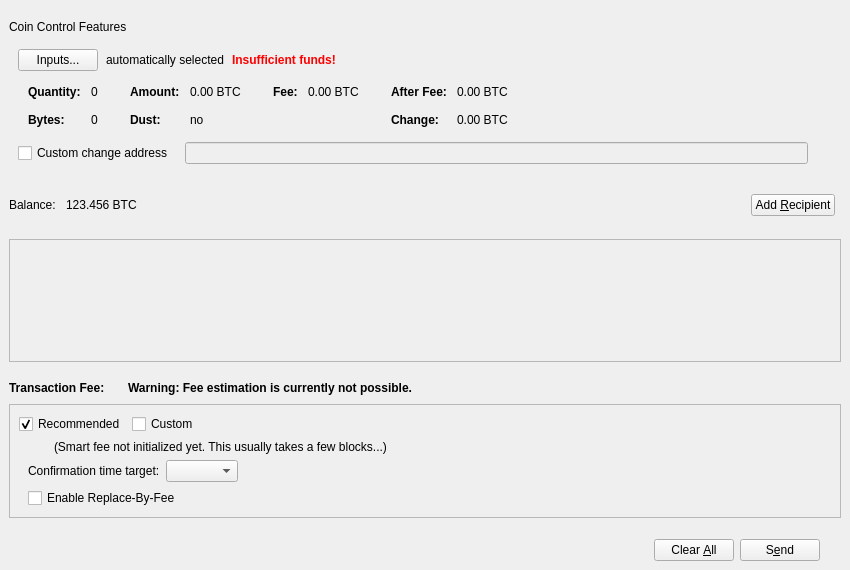
Qt form src/qt/forms/sendcoinsdialog.ui (qtumproject/qtum) before a commit.
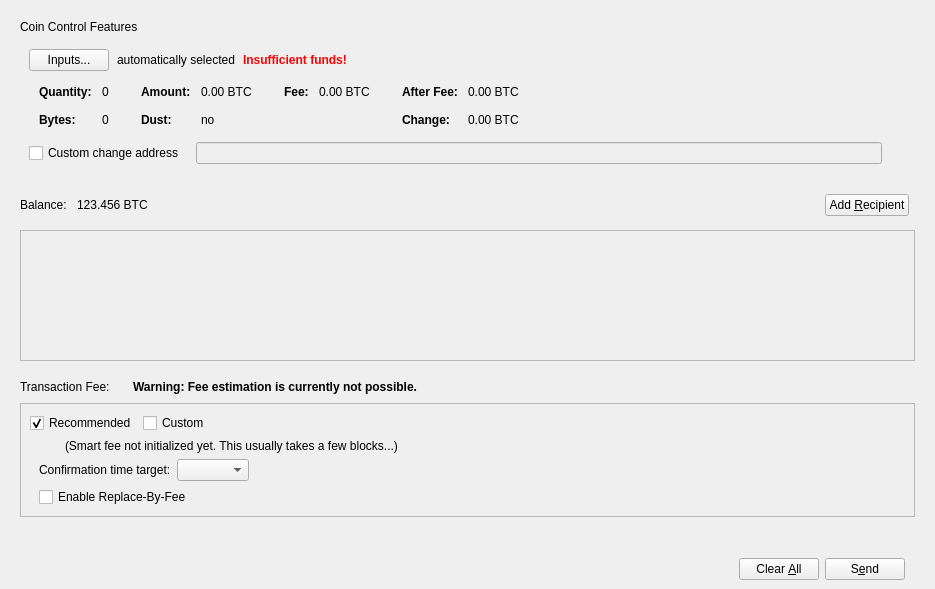
The same form after that commit. Icons and pictures are not drawn. Custom widgets are drawn as their Qt base class.

Commit message: Update send cons dialog spacings

Patch:
```diff
--- a/src/qt/forms/sendcoinsdialog.ui
+++ b/src/qt/forms/sendcoinsdialog.ui
@@ -6,8 +6,8 @@
    <rect>
     <x>0</x>
     <y>0</y>
-    <width>850</width>
-    <height>570</height>
+    <width>935</width>
+    <height>589</height>
    </rect>
   </property>
   <property name="windowTitle">
@@ -26,13 +26,13 @@
    <item>
     <layout class="QVBoxLayout" name="verticalLayout_11">
      <property name="leftMargin">
-      <number>9</number>
+      <number>20</number>
      </property>
      <property name="topMargin">
       <number>9</number>
      </property>
      <property name="rightMargin">
-      <number>9</number>
+      <number>20</number>
      </property>
      <item>
       <widget class="QWidget" name="coinControlWidget" native="true">
@@ -568,9 +568,15 @@
       <property name="spacing">
        <number>0</number>
       </property>
+      <property name="leftMargin">
+       <number>20</number>
+      </property>
       <property name="topMargin">
        <number>0</number>
       </property>
+      <property name="rightMargin">
+       <number>20</number>
+      </property>
       <property name="bottomMargin">
        <number>0</number>
       </property>
@@ -583,7 +589,7 @@
          <number>6</number>
         </property>
         <property name="bottomMargin">
-         <number>9</number>
+         <number>0</number>
         </property>
         <item>
          <widget class="QLabel" name="label">
@@ -687,7 +693,7 @@
           <rect>
            <x>0</x>
            <y>0</y>
-           <width>830</width>
+           <width>893</width>
            <height>68</height>
           </rect>
          </property>
@@ -750,10 +756,13 @@
    <item>
     <layout class="QVBoxLayout" name="verticalLayout_10">
      <property name="leftMargin">
-      <number>9</number>
+      <number>20</number>
      </property>
      <property name="rightMargin">
-      <number>9</number>
+      <number>20</number>
+     </property>
+     <property name="bottomMargin">
+      <number>20</number>
      </property>
      <item>
       <layout class="QHBoxLayout" name="horizontalLayoutFee1">
@@ -780,13 +789,10 @@
              </property>
              <property name="font">
               <font>
-               <weight>75</weight>
-               <bold>true</bold>
+               <weight>50</weight>
+               <bold>false</bold>
               </font>
              </property>
-             <property name="styleSheet">
-              <string notr="true">font-weight:bold;</string>
-             </property>
              <property name="text">
               <string>Transaction Fee:</string>
              </property>
```
